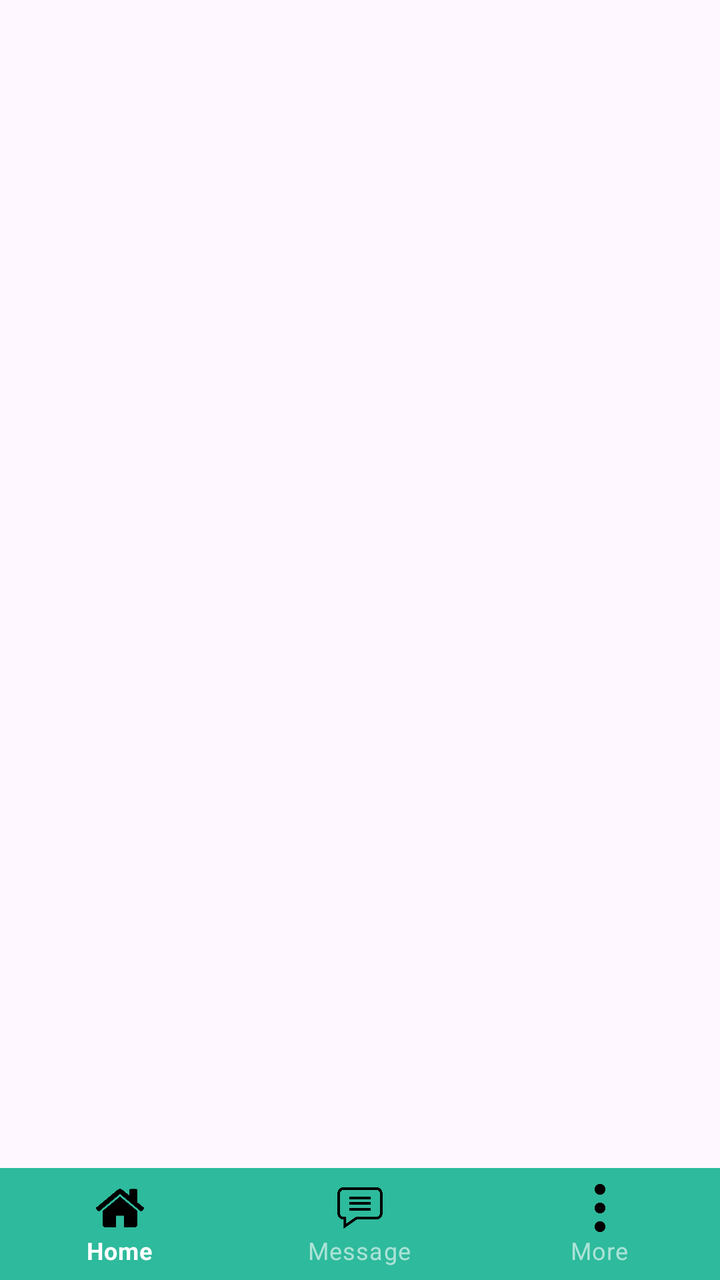
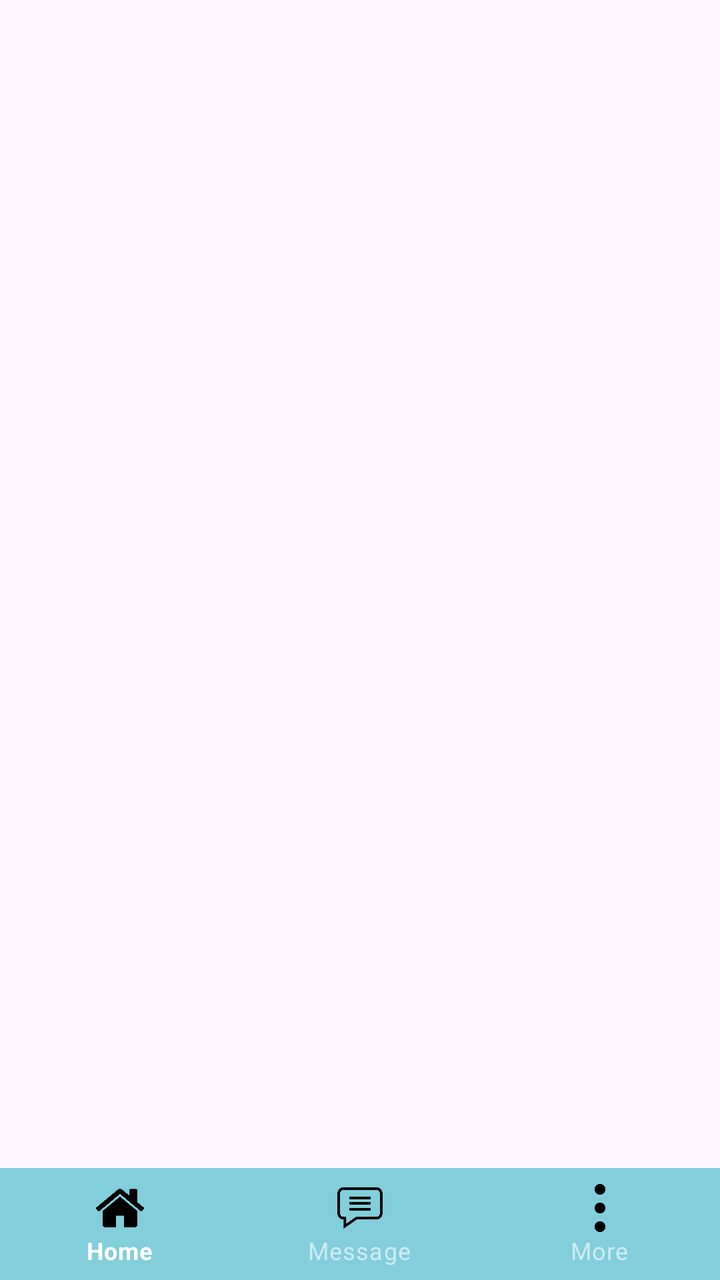

Two renders of the same Android screen: before a commit and after it. Below are the layout's source before the change and the commit's diff.
<!-- AndroidManifest.xml: application theme Theme.SuciApps -->
<!-- res/layout/activity_base.xml -->
<?xml version="1.0" encoding="utf-8"?>
<androidx.constraintlayout.widget.ConstraintLayout xmlns:android="http://schemas.android.com/apk/res/android"
    xmlns:app="http://schemas.android.com/apk/res-auto"
    xmlns:tools="http://schemas.android.com/tools"
    android:id="@+id/main"
    android:layout_width="match_parent"
    android:layout_height="match_parent"
    tools:context=".BaseActivity">

    <FrameLayout
        android:id="@+id/fragment_container"
        android:layout_width="match_parent"
        android:layout_height="0dp"
        app:layout_constraintBottom_toTopOf="@+id/bottom_nav_view"
        app:layout_constraintEnd_toEndOf="parent"
        app:layout_constraintTop_toTopOf="parent" />

    <com.google.android.material.bottomnavigation.BottomNavigationView
        android:id="@+id/bottom_nav_view"
        style="@style/Widget.MaterialComponents.BottomNavigationView.Colored"
        android:layout_width="match_parent"
        android:layout_height="wrap_content"
        app:itemBackground="@color/bg"
        app:itemIconTint="@color/black"
        app:layout_constraintBottom_toBottomOf="parent"
        app:layout_constraintEnd_toEndOf="parent"
        app:layout_constraintHorizontal_bias="0.0"
        app:layout_constraintStart_toStartOf="parent"
        app:menu="@menu/bottom_nav_menu" />

</androidx.constraintlayout.widget.ConstraintLayout>
<!-- resources referenced by this layout -->
<resources>
  <color name="bg">#2EBA9C</color>
  <color name="black">#FF000000</color>
  <style name="Theme.SuciApps" parent="Base.Theme.SuciApps" />
  <style name="Base.Theme.SuciApps" parent="Theme.Material3.DayNight.NoActionBar">
          
          
      </style>
</resources>

<!-- the commit's change to res/layout/activity_base.xml (unified diff, before → after) -->
@@ -20,7 +20,7 @@
         style="@style/Widget.MaterialComponents.BottomNavigationView.Colored"
         android:layout_width="match_parent"
         android:layout_height="wrap_content"
-        app:itemBackground="@color/bg"
+        app:itemBackground="@color/comel"
         app:itemIconTint="@color/black"
         app:layout_constraintBottom_toBottomOf="parent"
         app:layout_constraintEnd_toEndOf="parent"
<!-- resource entries referenced after the edit -->
@@ -1,7 +1,7 @@
 <!-- resources referenced by this layout -->
 <resources>
-  <color name="bg">#2EBA9C</color>
   <color name="black">#FF000000</color>
+  <color name="comel">#82CEDB</color>
   <style name="Theme.SuciApps" parent="Base.Theme.SuciApps" />
   <style name="Base.Theme.SuciApps" parent="Theme.Material3.DayNight.NoActionBar">
           
